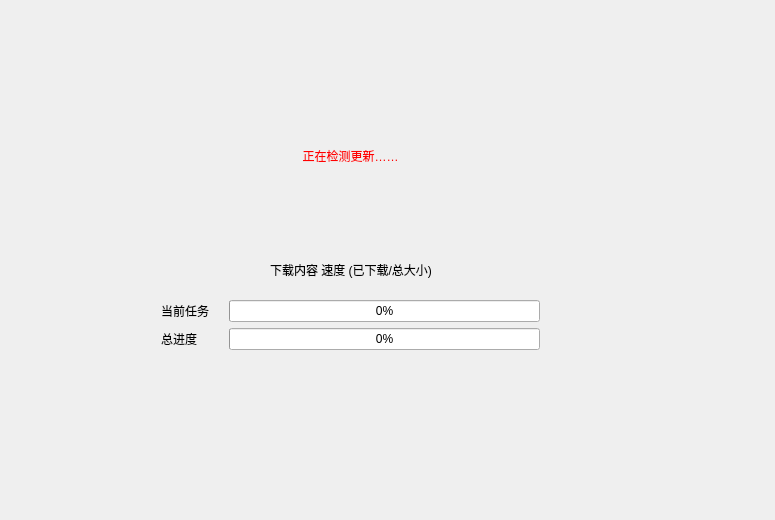
Before: the Qt Designer form LxDairyUpd/widget.ui in leishengxie/FengZhiHong, drawn with Qt 5.
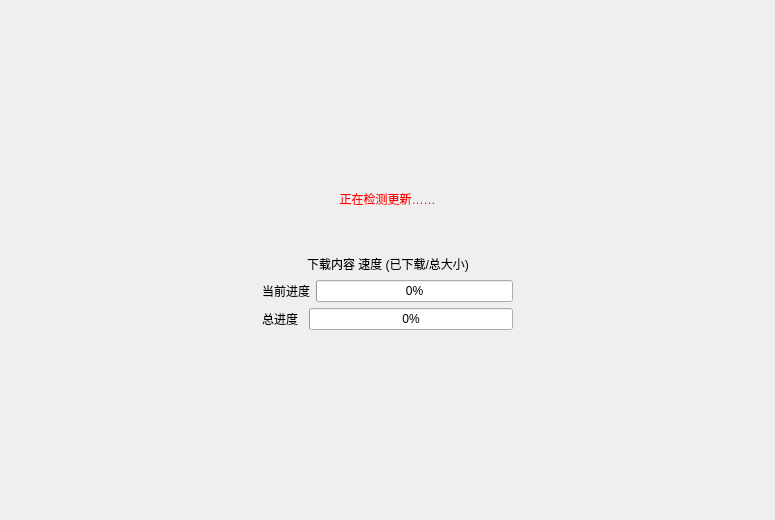
After: the same form once the commit is applied.

The edit to the form file:
```diff
--- a/LxDairyUpd/widget.ui
+++ b/LxDairyUpd/widget.ui
@@ -13,15 +13,36 @@
   <property name="windowTitle">
    <string>Widget</string>
   </property>
-  <widget class="QWidget" name="layoutWidget">
-   <property name="geometry">
-    <rect>
-     <x>150</x>
-     <y>100</y>
-     <width>401</width>
-     <height>261</height>
-    </rect>
-   </property>
+  <layout class="QHBoxLayout" name="horizontalLayout_4">
+   <item>
+    <spacer name="horizontalSpacer_3">
+     <property name="orientation">
+      <enum>Qt::Horizontal</enum>
+     </property>
+     <property name="sizeHint" stdset="0">
+      <size>
+       <width>234</width>
+       <height>20</height>
+      </size>
+     </property>
+    </spacer>
+   </item>
+   <item>
+    <layout class="QVBoxLayout" name="verticalLayout_2">
+     <item>
+      <spacer name="verticalSpacer_2">
+       <property name="orientation">
+        <enum>Qt::Vertical</enum>
+       </property>
+       <property name="sizeHint" stdset="0">
+        <size>
+         <width>20</width>
+         <height>40</height>
+        </size>
+       </property>
+      </spacer>
+     </item>
+     <item>
    <layout class="QVBoxLayout" name="verticalLayout">
     <item>
      <widget class="QLabel" name="labelTitle">
@@ -82,7 +103,7 @@
       <item>
        <widget class="QLabel" name="label_2">
         <property name="text">
-         <string>当前任务</string>
+            <string>当前进度</string>
         </property>
        </widget>
       </item>
@@ -114,7 +135,36 @@
      </layout>
     </item>
    </layout>
-  </widget>
+     </item>
+     <item>
+      <spacer name="verticalSpacer">
+       <property name="orientation">
+        <enum>Qt::Vertical</enum>
+       </property>
+       <property name="sizeHint" stdset="0">
+        <size>
+         <width>20</width>
+         <height>40</height>
+        </size>
+       </property>
+      </spacer>
+     </item>
+    </layout>
+   </item>
+   <item>
+    <spacer name="horizontalSpacer_4">
+     <property name="orientation">
+      <enum>Qt::Horizontal</enum>
+     </property>
+     <property name="sizeHint" stdset="0">
+      <size>
+       <width>233</width>
+       <height>20</height>
+      </size>
+     </property>
+    </spacer>
+   </item>
+  </layout>
  </widget>
  <layoutdefault spacing="6" margin="11"/>
  <resources/>
```
Lines whose indentation alone changed are shown as unchanged.
